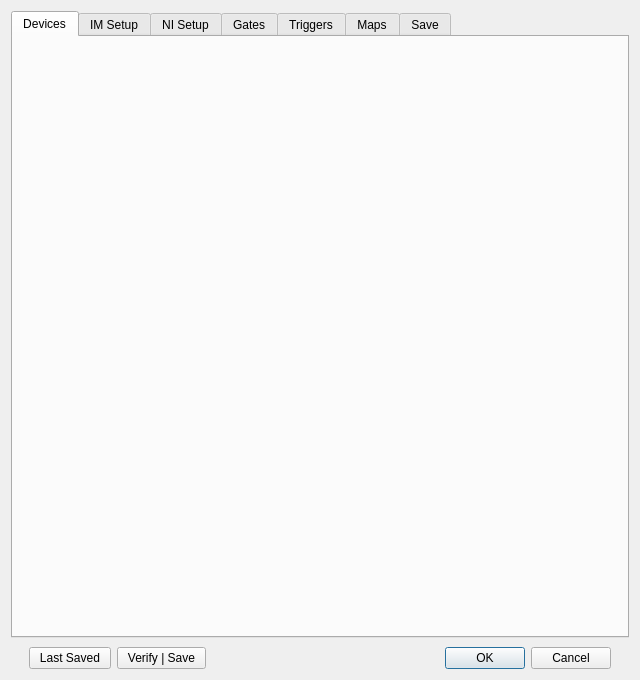
First picture: the form in Forms/ConfigureDialog.ui, repository billkarsh/SpikeGLX, before the edit.
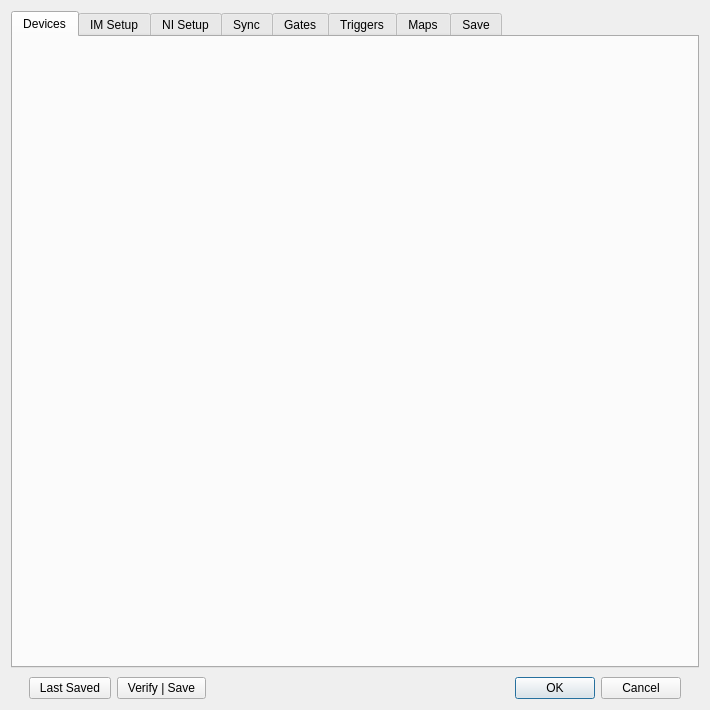
Second picture: the form after the edit. Icons and pictures are not drawn.

Diff of the .ui file:
```diff
--- a/Forms/ConfigureDialog.ui
+++ b/Forms/ConfigureDialog.ui
@@ -9,8 +9,8 @@
    <rect>
     <x>0</x>
     <y>0</y>
-    <width>640</width>
-    <height>680</height>
+    <width>710</width>
+    <height>710</height>
    </rect>
   </property>
   <property name="sizePolicy">
@@ -21,8 +21,8 @@
   </property>
   <property name="minimumSize">
    <size>
-    <width>640</width>
-    <height>600</height>
+    <width>710</width>
+    <height>710</height>
    </size>
   </property>
   <property name="windowTitle">
@@ -77,6 +77,11 @@
        <string>NI Setup</string>
       </attribute>
      </widget>
+     <widget class="QWidget" name="syncTab">
+      <attribute name="title">
+       <string>Sync</string>
+      </attribute>
+     </widget>
      <widget class="QWidget" name="gateTab">
       <attribute name="title">
        <string>Gates</string>
```
